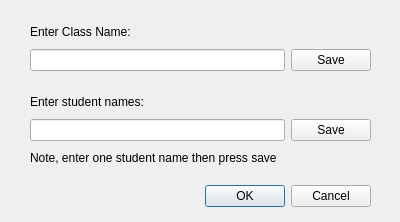
The window that omr/interface/UI/newclass.ui (ccszwg/Exam-OMR) describes before a commit, drawn with Qt 5.
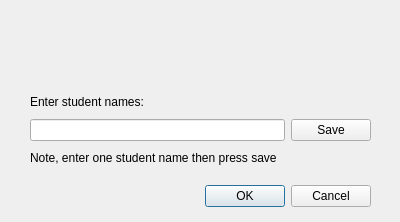
The same window after the commit.

Diff of the .ui file:
```diff
--- a/omr/interface/UI/newclass.ui
+++ b/omr/interface/UI/newclass.ui
@@ -29,35 +29,6 @@
     <set>QDialogButtonBox::Cancel|QDialogButtonBox::Ok</set>
    </property>
   </widget>
-  <widget class="QWidget" name="gridLayoutWidget">
-   <property name="geometry">
-    <rect>
-     <x>30</x>
-     <y>20</y>
-     <width>341</width>
-     <height>51</height>
-    </rect>
-   </property>
-   <layout class="QGridLayout" name="gridLayout">
-    <item row="1" column="0">
-     <widget class="QLineEdit" name="lineEdit"/>
-    </item>
-    <item row="1" column="1">
-     <widget class="QPushButton" name="Save_class_name">
-      <property name="text">
-       <string>Save</string>
-      </property>
-     </widget>
-    </item>
-    <item row="0" column="0">
-     <widget class="QLabel" name="label">
-      <property name="text">
-       <string>Enter Class Name:</string>
-      </property>
-     </widget>
-    </item>
-   </layout>
-  </widget>
   <widget class="QWidget" name="gridLayoutWidget_2">
    <property name="geometry">
     <rect>
```
